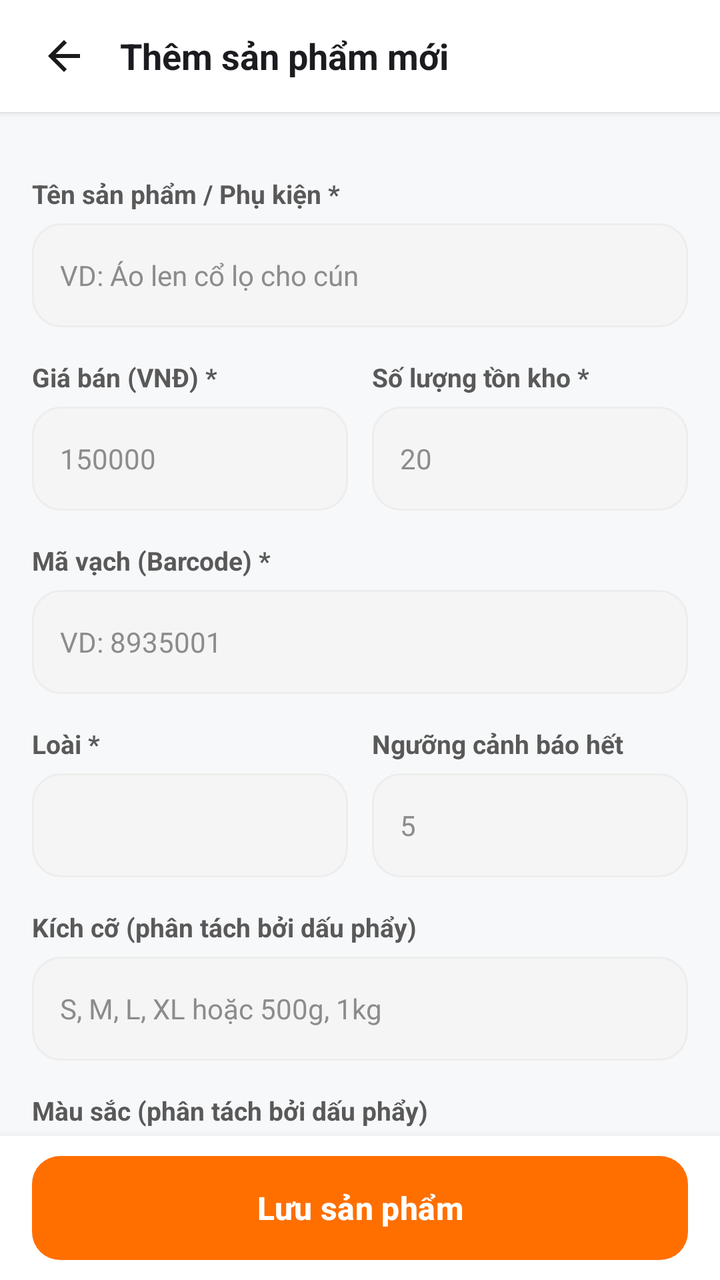
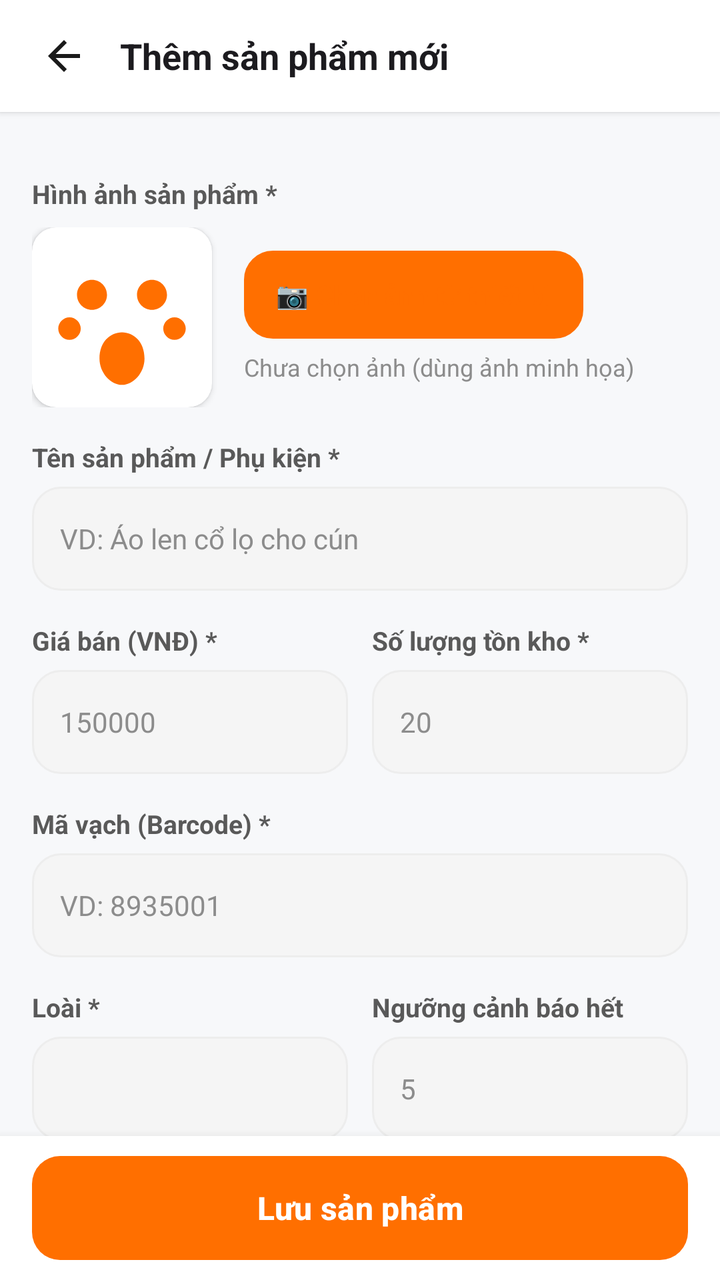

Two renders of the same Android screen: before a commit and after it. Below are the layout's source before the change and the commit's diff.
<!-- AndroidManifest.xml: application theme Theme.PetShop -->
<!-- res/layout/activity_them_sua_san_pham.xml -->
﻿<?xml version="1.0" encoding="utf-8"?>
<RelativeLayout xmlns:android="http://schemas.android.com/apk/res/android"
    android:layout_width="match_parent"
    android:layout_height="match_parent"
    android:background="@color/background">

    <LinearLayout
        android:id="@+id/topBarThemSP"
        android:layout_width="match_parent"
        android:layout_height="56dp"
        android:background="@color/white"
        android:elevation="2dp"
        android:gravity="center_vertical"
        android:orientation="horizontal"
        android:paddingHorizontal="16dp">

        <ImageView
            android:id="@+id/btnBackThemSP"
            android:layout_width="32dp"
            android:layout_height="32dp"
            android:padding="4dp"
            android:src="@drawable/ic_back" />

        <TextView
            android:id="@+id/tvTieuDeThemSP"
            android:layout_width="0dp"
            android:layout_height="wrap_content"
            android:layout_marginStart="12dp"
            android:layout_weight="1"
            android:text="Thêm sản phẩm mới"
            android:textColor="@color/text_primary"
            android:textSize="18sp"
            android:textStyle="bold" />

        <ImageView
            android:id="@+id/btnXoaSP"
            android:layout_width="32dp"
            android:layout_height="32dp"
            android:padding="4dp"
            android:src="@drawable/ic_delete_red"
            android:visibility="gone" />
    </LinearLayout>

    <androidx.core.widget.NestedScrollView
        android:layout_width="match_parent"
        android:layout_height="match_parent"
        android:layout_above="@id/bottomBarLuuSP"
        android:layout_below="@id/topBarThemSP">

        <LinearLayout
            android:layout_width="match_parent"
            android:layout_height="wrap_content"
            android:orientation="vertical"
            android:padding="16dp">

            <TextView style="@style/FormLabel" android:text="Tên sản phẩm / Phụ kiện *" />
            <EditText android:id="@+id/etTenSP" style="@style/FormInput" android:hint="VD: Áo len cổ lọ cho cún" />

            <LinearLayout
                android:layout_width="match_parent"
                android:layout_height="wrap_content"
                android:orientation="horizontal">

                <LinearLayout
                    android:layout_width="0dp"
                    android:layout_height="wrap_content"
                    android:layout_marginEnd="6dp"
                    android:layout_weight="1"
                    android:orientation="vertical">
                    <TextView style="@style/FormLabel" android:text="Giá bán (VNĐ) *" />
                    <EditText android:id="@+id/etGiaBan" style="@style/FormInput" android:hint="150000" android:inputType="numberDecimal" />
                </LinearLayout>

                <LinearLayout
                    android:layout_width="0dp"
                    android:layout_height="wrap_content"
                    android:layout_marginStart="6dp"
                    android:layout_weight="1"
                    android:orientation="vertical">
                    <TextView style="@style/FormLabel" android:text="Số lượng tồn kho *" />
                    <EditText android:id="@+id/etSoLuongTon" style="@style/FormInput" android:hint="20" android:inputType="number" />
                </LinearLayout>
            </LinearLayout>

            <TextView style="@style/FormLabel" android:text="Mã vạch (Barcode) *" />
            <EditText android:id="@+id/etMaVach" style="@style/FormInput" android:hint="VD: 8935001" />

            <LinearLayout
                android:layout_width="match_parent"
                android:layout_height="wrap_content"
                android:orientation="horizontal">

                <LinearLayout
                    android:layout_width="0dp"
                    android:layout_height="wrap_content"
                    android:layout_marginEnd="6dp"
                    android:layout_weight="1"
                    android:orientation="vertical">
                    <TextView style="@style/FormLabel" android:text="Loài *" />
                    <Spinner
                        android:id="@+id/spnLoai"
                        android:layout_width="match_parent"
                        android:layout_height="52dp"
                        android:layout_marginTop="6dp"
                        android:background="@drawable/bg_rounded_edittext" />
                </LinearLayout>

                <LinearLayout
                    android:layout_width="0dp"
                    android:layout_height="wrap_content"
                    android:layout_marginStart="6dp"
                    android:layout_weight="1"
                    android:orientation="vertical">
                    <TextView style="@style/FormLabel" android:text="Ngưỡng cảnh báo hết" />
                    <EditText android:id="@+id/etMucCanhBao" style="@style/FormInput" android:hint="5" android:inputType="number" />
                </LinearLayout>
            </LinearLayout>

            <TextView style="@style/FormLabel" android:text="Kích cỡ (phân tách bởi dấu phẩy)" />
            <EditText android:id="@+id/etKichCo" style="@style/FormInput" android:hint="S, M, L, XL hoặc 500g, 1kg" />

            <TextView style="@style/FormLabel" android:text="Màu sắc (phân tách bởi dấu phẩy)" />
            <EditText android:id="@+id/etMauSac" style="@style/FormInput" android:hint="Đỏ, Xanh, Vàng" />

            <TextView style="@style/FormLabel" android:text="Mô tả chi tiết" />
            <EditText
                android:id="@+id/etMoTa"
                style="@style/FormInput"
                android:layout_height="80dp"
                android:gravity="top|start"
                android:hint="Chất liệu, nguồn gốc xuất xứ, lưu ý sử dụng..."
                android:paddingTop="10dp" />

        </LinearLayout>
    </androidx.core.widget.NestedScrollView>

    <LinearLayout
        android:id="@+id/bottomBarLuuSP"
        android:layout_width="match_parent"
        android:layout_height="72dp"
        android:layout_alignParentBottom="true"
        android:background="@color/white"
        android:elevation="8dp"
        android:gravity="center"
        android:paddingHorizontal="16dp">

        <Button
            android:id="@+id/btnLuuSP"
            android:layout_width="match_parent"
            android:layout_height="52dp"
            android:background="@drawable/bg_button_primary"
            android:text="Lưu sản phẩm"
            android:textColor="@color/white"
            android:textSize="16sp"
            android:textStyle="bold" />
    </LinearLayout>

</RelativeLayout>
<!-- resources referenced by this layout -->
<resources>
  <color name="background">#F7F8FA</color>
  <color name="text_primary">#1C1B1F</color>
  <color name="white">#FFFFFFFF</color>
  <!-- drawable bg_button_primary (drawable) -->
  ﻿<shape xmlns:android="http://schemas.android.com/apk/res/android" android:shape="rectangle">
      <solid android:color="@color/primary"/>
      <corners android:radius="14dp"/>
  </shape>
  <!-- drawable bg_rounded_edittext (drawable) -->
  <shape xmlns:android="http://schemas.android.com/apk/res/android"
      android:shape="rectangle">
      <solid android:color="#F5F5F5"/>
      <corners android:radius="14dp"/>
      <stroke
          android:width="1dp"
          android:color="#EDEDED"/>
  </shape>
  <!-- drawable ic_back (drawable) -->
  <vector xmlns:android="http://schemas.android.com/apk/res/android"
      android:width="24dp"
      android:height="24dp"
      android:viewportWidth="24"
      android:viewportHeight="24"
      android:tint="#1A1A1A">
      <path
          android:fillColor="@android:color/white"
          android:pathData="M20,11H7.83l5.59,-5.59L12,4l-8,8 8,8 1.41,-1.41L7.83,13H20v-2z"/>
  </vector>
  <style name="FormLabel">
          <item name="android:layout_width">wrap_content</item>
          <item name="android:layout_height">wrap_content</item>
          <item name="android:layout_marginTop">16dp</item>
          <item name="android:textColor">@color/text_secondary</item>
          <item name="android:textSize">13sp</item>
          <item name="android:textStyle">bold</item>
      </style>
  <style name="Theme.PetShop" parent="Theme.Material3.DayNight.NoActionBar">
          <item name="colorPrimary">@color/primary</item>
          <item name="colorPrimaryVariant">@color/primary_dark</item>
          <item name="colorOnPrimary">@color/white</item>
          <item name="colorSecondary">@color/accent</item>
          <item name="android:statusBarColor">@color/surface</item>
          <item name="android:windowLightStatusBar">true</item>
          <item name="android:windowBackground">@color/background</item>
      </style>
  <color name="primary">#FF6F00</color>
  <color name="text_muted">#8C8C8C</color>
  <color name="text_secondary">#595959</color>
  <color name="primary_dark">#E65100</color>
  <color name="accent">#00897B</color>
  <color name="surface">#FFFFFF</color>
  <!-- unchanged entries left out for length: 2 -->
</resources>

<!-- the commit's change to res/layout/activity_them_sua_san_pham.xml (unified diff, before → after) -->
@@ -1,7 +1,9 @@
 ﻿<?xml version="1.0" encoding="utf-8"?>
 <RelativeLayout xmlns:android="http://schemas.android.com/apk/res/android"
+    xmlns:app="http://schemas.android.com/apk/res-auto"
     android:layout_width="match_parent"
     android:layout_height="match_parent"
+    android:fitsSystemWindows="true"
     android:background="@color/background">
 
     <LinearLayout
@@ -53,6 +55,58 @@
             android:orientation="vertical"
             android:padding="16dp">
 
+            
+            <TextView style="@style/FormLabel" android:text="Hình ảnh sản phẩm *" />
+            <LinearLayout
+                android:layout_width="match_parent"
+                android:layout_height="wrap_content"
+                android:layout_marginTop="8dp"
+                android:gravity="center_vertical"
+                android:orientation="horizontal">
+
+                <androidx.cardview.widget.CardView
+                    android:id="@+id/cardPreviewSP"
+                    android:layout_width="90dp"
+                    android:layout_height="90dp"
+                    app:cardCornerRadius="12dp"
+                    app:cardElevation="2dp">
+                    <ImageView
+                        android:id="@+id/imgHinhAnhSP"
+                        android:layout_width="match_parent"
+                        android:layout_height="match_parent"
+                        android:scaleType="centerCrop"
+                        android:src="@drawable/ic_paw" />
+                </androidx.cardview.widget.CardView>
+
+                <LinearLayout
+                    android:layout_width="0dp"
+                    android:layout_height="wrap_content"
+                    android:layout_marginStart="16dp"
+                    android:layout_weight="1"
+                    android:orientation="vertical">
+
+                    <Button
+                        android:id="@+id/btnChonAnhSP"
+                        android:layout_width="wrap_content"
+                        android:layout_height="44dp"
+                        android:background="@drawable/bg_button_secondary"
+                        android:paddingHorizontal="16dp"
+                        android:text="📷 Chọn ảnh từ thiết bị"
+                        android:textColor="@color/primary"
+                        android:textSize="13sp"
+                        android:textStyle="bold" />
+
+                    <TextView
+                        android:id="@+id/tvTrangThaiAnh"
+                        android:layout_width="wrap_content"
+                        android:layout_height="wrap_content"
+                        android:layout_marginTop="6dp"
+                        android:text="Chưa chọn ảnh (dùng ảnh minh họa)"
+                        android:textColor="@color/text_muted"
+                        android:textSize="12sp" />
+                </LinearLayout>
+            </LinearLayout>
+
             <TextView style="@style/FormLabel" android:text="Tên sản phẩm / Phụ kiện *" />
             <EditText android:id="@+id/etTenSP" style="@style/FormInput" android:hint="VD: Áo len cổ lọ cho cún" />
 
@@ -116,11 +170,73 @@
                 </LinearLayout>
             </LinearLayout>
 
-            <TextView style="@style/FormLabel" android:text="Kích cỡ (phân tách bởi dấu phẩy)" />
-            <EditText android:id="@+id/etKichCo" style="@style/FormInput" android:hint="S, M, L, XL hoặc 500g, 1kg" />
-
-            <TextView style="@style/FormLabel" android:text="Màu sắc (phân tách bởi dấu phẩy)" />
-            <EditText android:id="@+id/etMauSac" style="@style/FormInput" android:hint="Đỏ, Xanh, Vàng" />
+            
+            <TextView style="@style/FormLabel" android:text="Kích cỡ (Chọn từ danh sách) *" />
+            <RelativeLayout
+                android:id="@+id/layoutChonKichCo"
+                android:layout_width="match_parent"
+                android:layout_height="52dp"
+                android:layout_marginTop="6dp"
+                android:background="@drawable/bg_rounded_edittext"
+                android:clickable="true"
+                android:focusable="true"
+                android:paddingHorizontal="14dp">
+
+                <EditText
+                    android:id="@+id/etKichCo"
+                    android:layout_width="match_parent"
+                    android:layout_height="match_parent"
+                    android:layout_toStartOf="@id/icArrowKichCo"
+                    android:background="@null"
+                    android:clickable="true"
+                    android:focusable="false"
+                    android:hint="Chạm để chọn kích cỡ (S, M, L, 500g, 530ml...)"
+                    android:textColor="@color/text_primary"
+                    android:textColorHint="@color/text_muted"
+                    android:textSize="14sp" />
+
+                <ImageView
+                    android:id="@+id/icArrowKichCo"
+                    android:layout_width="20dp"
+                    android:layout_height="20dp"
+                    android:layout_alignParentEnd="true"
+                    android:layout_centerVertical="true"
+                    android:src="@drawable/ic_chevron_right" />
+            </RelativeLayout>
+
+            
+            <TextView style="@style/FormLabel" android:text="Màu sắc (Chọn từ danh sách) *" />
+            <RelativeLayout
+                android:id="@+id/layoutChonMauSac"
+                android:layout_width="match_parent"
+                android:layout_height="52dp"
+                android:layout_marginTop="6dp"
+                android:background="@drawable/bg_rounded_edittext"
+                android:clickable="true"
+                android:focusable="true"
+                android:paddingHorizontal="14dp">
+
+                <EditText
+                    android:id="@+id/etMauSac"
+                    android:layout_width="match_parent"
+                    android:layout_height="match_parent"
+                    android:layout_toStartOf="@id/icArrowMauSac"
+                    android:background="@null"
+                    android:clickable="true"
+                    android:focusable="false"
+                    android:hint="Chạm để chọn màu sắc (Đỏ, Xanh, Tím, Vàng...)"
+                    android:textColor="@color/text_primary"
+                    android:textColorHint="@color/text_muted"
+                    android:textSize="14sp" />
+
+                <ImageView
+                    android:id="@+id/icArrowMauSac"
+                    android:layout_width="20dp"
+                    android:layout_height="20dp"
+                    android:layout_alignParentEnd="true"
+                    android:layout_centerVertical="true"
+                    android:src="@drawable/ic_chevron_right" />
+            </RelativeLayout>
 
             <TextView style="@style/FormLabel" android:text="Mô tả chi tiết" />
             <EditText
<!-- resource entries referenced after the edit -->
@@ -6,6 +6,12 @@
   <!-- drawable bg_button_primary (drawable) -->
   ﻿<shape xmlns:android="http://schemas.android.com/apk/res/android" android:shape="rectangle">
       <solid android:color="@color/primary"/>
+      <corners android:radius="14dp"/>
+  </shape>
+  <!-- drawable bg_button_secondary (drawable) -->
+  ﻿<shape xmlns:android="http://schemas.android.com/apk/res/android" android:shape="rectangle">
+      <solid android:color="#F0F2F5"/>
+      <stroke android:width="1dp" android:color="@color/border"/>
       <corners android:radius="14dp"/>
   </shape>
   <!-- drawable bg_rounded_edittext (drawable) -->
@@ -28,6 +34,27 @@
           android:fillColor="@android:color/white"
           android:pathData="M20,11H7.83l5.59,-5.59L12,4l-8,8 8,8 1.41,-1.41L7.83,13H20v-2z"/>
   </vector>
+  <!-- drawable ic_chevron_right (drawable) -->
+  <vector xmlns:android="http://schemas.android.com/apk/res/android"
+      android:width="20dp"
+      android:height="20dp"
+      android:viewportWidth="24"
+      android:viewportHeight="24"
+      android:tint="#BDBDBD">
+      <path
+          android:fillColor="@android:color/white"
+          android:pathData="M8.59,16.59L13.17,12 8.59,7.41 10,6l6,6 -6,6z"/>
+  </vector>
+  <!-- drawable ic_paw (drawable) -->
+  ﻿<vector xmlns:android="http://schemas.android.com/apk/res/android"
+      android:width="24dp"
+      android:height="24dp"
+      android:viewportWidth="24"
+      android:viewportHeight="24">
+      <path
+          android:fillColor="#FFFF6F00"
+          android:pathData="M12,14c-1.5,0 -3,1.2 -3,3.5 0,1.9 1.5,3.5 3,3.5s3,-1.6 3,-3.5C15,15.2 13.5,14 12,14zM8,11c-1.1,0 -2,-0.9 -2,-2s0.9,-2 2,-2 2,0.9 2,2 -0.9,2 -2,2zM16,11c-1.1,0 -2,-0.9 -2,-2s0.9,-2 2,-2 2,0.9 2,2 -0.9,2 -2,2zM5,15c-0.8,0 -1.5,-0.7 -1.5,-1.5S4.2,12 5,12s1.5,0.7 1.5,1.5S5.8,15 5,15zM19,15c-0.8,0 -1.5,-0.7 -1.5,-1.5S18.2,12 19,12s1.5,0.7 1.5,1.5S19.8,15 19,15z"/>
+  </vector>
   <style name="FormLabel">
           <item name="android:layout_width">wrap_content</item>
           <item name="android:layout_height">wrap_content</item>
@@ -44,7 +71,9 @@
           <item name="android:statusBarColor">@color/surface</item>
           <item name="android:windowLightStatusBar">true</item>
           <item name="android:windowBackground">@color/background</item>
+          <item name="android:fitsSystemWindows">true</item>
       </style>
+  <color name="border">#E4E7EB</color>
   <color name="primary">#FF6F00</color>
   <color name="text_muted">#8C8C8C</color>
   <color name="text_secondary">#595959</color>
